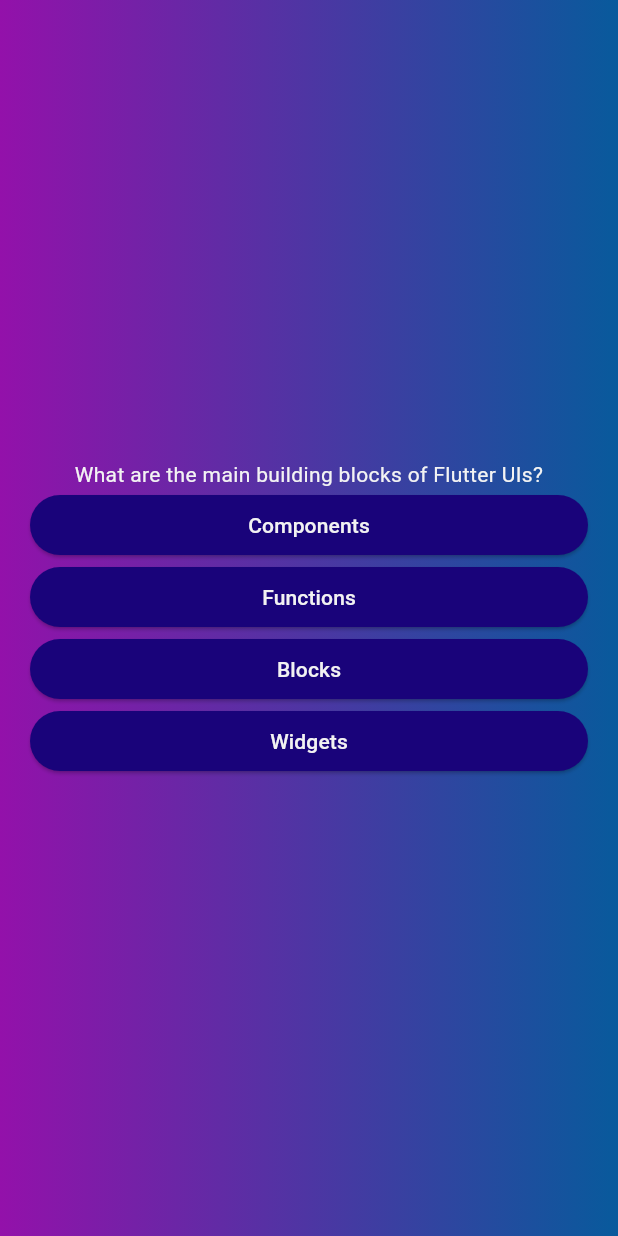
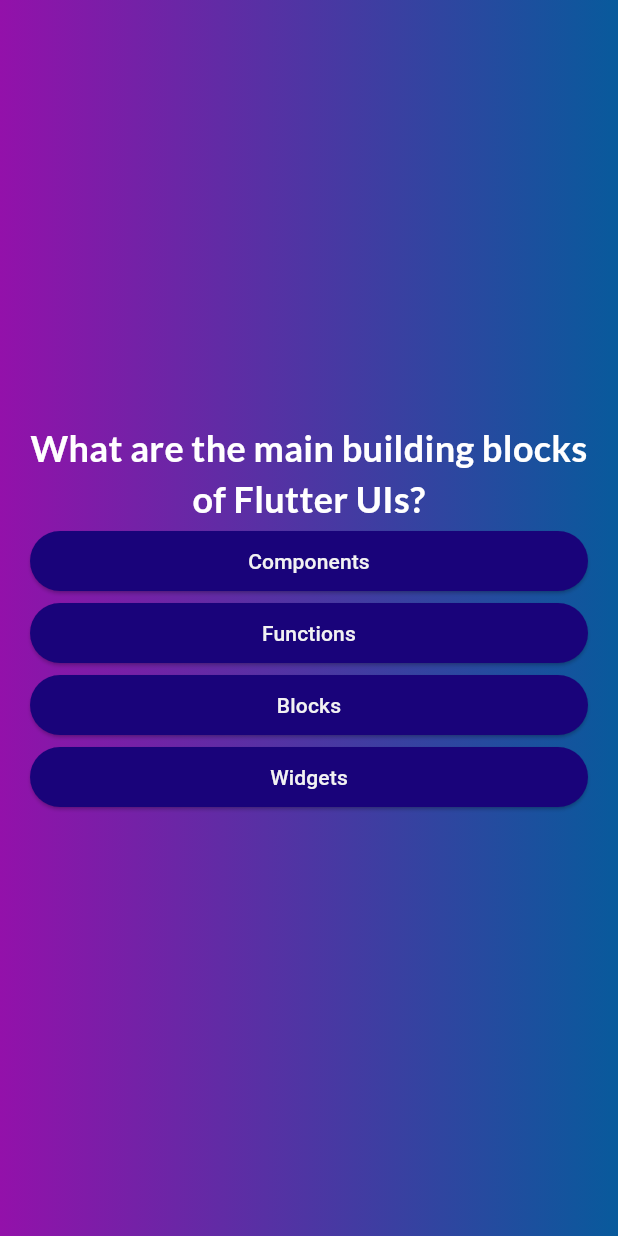
Before and after one commit to Wilson-Ochieng/Flutter_Training_Advanced_Basics, a Flutter app: the screen it shows after launch, after a tap on "Start Quiz", on a phone screen of 412 x 824 dp. Run offline on Flutter 3.47's test engine with Material 3 defaults, Android fonts, the phone set to English and light mode, and no system bars; our stand-ins replace google_fonts.

Commit message:
Added Google fonts

```diff
--- a/lib/answer_button.dart
+++ b/lib/answer_button.dart
@@ -19,7 +19,7 @@ class AnswerButton extends StatelessWidget {
           shape: RoundedRectangleBorder(borderRadius:BorderRadius.circular(40),
           ),
       ),
-      child: Text(answerText)
+      child: Text(answerText,textAlign: TextAlign.center,)
     );
 
 
--- a/lib/questions_screen.dart
+++ b/lib/questions_screen.dart
@@ -1,6 +1,7 @@
 import 'package:adv_basics/data/questions.dart';
 import 'package:flutter/material.dart';
 import 'package:adv_basics/answer_button.dart';
+import 'package:google_fonts/google_fonts.dart';
 
 class QuestionsScreen extends StatefulWidget {
   const QuestionsScreen({super.key});
@@ -40,7 +41,7 @@ class _QuestionsScreenState extends State<QuestionsScreen> {
             Text(
               textAlign: TextAlign.center,
               currentQuestion.text,
-              style: const  TextStyle(color: Color.fromARGB(255, 243, 243, 243)),
+              style:GoogleFonts.lato( color: Colors.white, fontSize: 24, fontWeight: FontWeight.bold) ,
             ),
              ...currentQuestion.getShuffledAnswers().map((answer) {
               return AnswerButton( answerText: answer, onTap: answerQuestion
--- a/lib/start_screen.dart
+++ b/lib/start_screen.dart
@@ -1,4 +1,5 @@
 import 'package:flutter/material.dart';
+import 'package:google_fonts/google_fonts.dart';
 
 class StartScreen extends StatelessWidget {
 
@@ -20,10 +21,10 @@ class StartScreen extends StatelessWidget {
             color: const Color.fromARGB(255, 230, 207, 207),
           ),
           const  SizedBox(height: 10),
-           const Text(
+           Text(
             'Learn Flutter the fun way!',
-            style: TextStyle(
-                color: Colors.white, fontSize: 24, fontWeight: FontWeight.bold),
+            style: GoogleFonts.lato(
+                color:   Colors.white, fontSize: 24, fontWeight: FontWeight.bold),
           ),
           const SizedBox(height: 30),
 
--- a/pubspec.yaml
+++ b/pubspec.yaml
@@ -35,6 +35,7 @@ dependencies:
   # The following adds the Cupertino Icons font to your application.
   # Use with the CupertinoIcons class for iOS style icons.
   cupertino_icons: ^1.0.8
+  google_fonts: ^6.2.1
 
 dev_dependencies:
   flutter_test:
```
Also changed, not shown: pubspec.lock, 1 other file.
